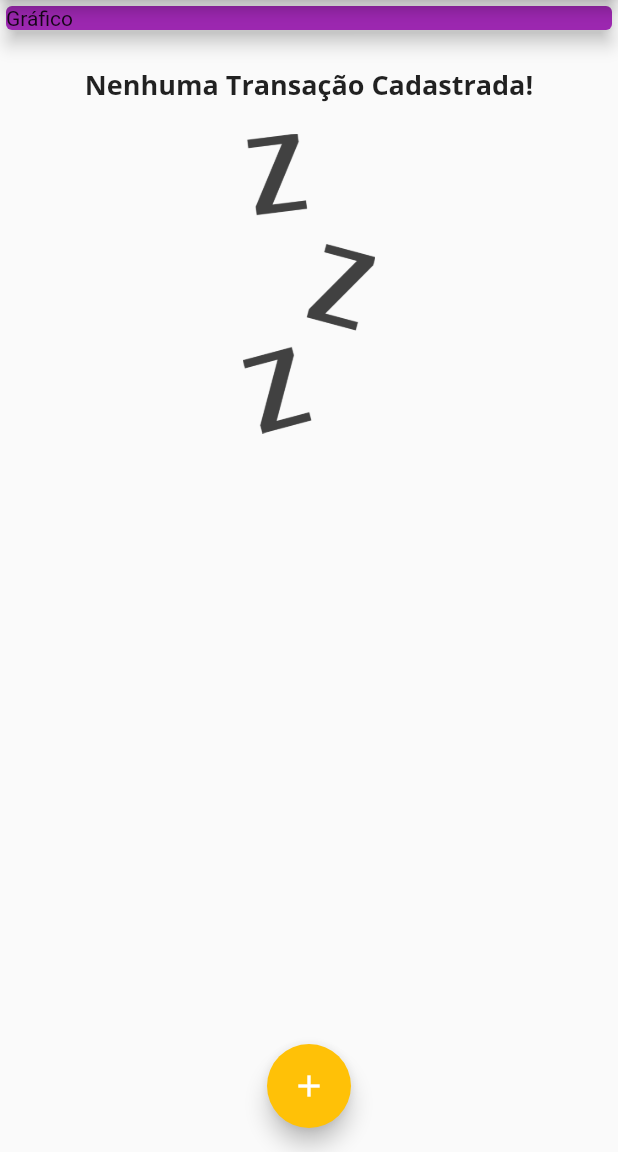
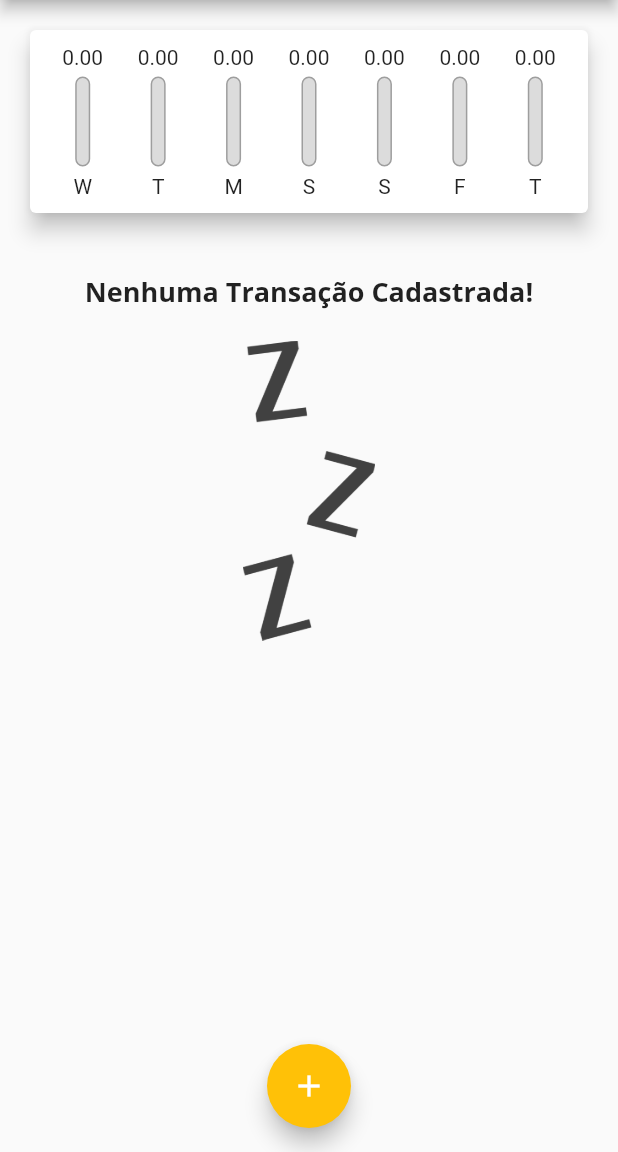
Before and after one commit to matheusbribeiro-dev/expenses, a Flutter app: the screen it shows after launch, on a phone screen of 412 x 824 dp, the part 84-1236 px from its top. Run offline on Flutter 3.47's test engine with Material 2 defaults, Android fonts, the phone set to English and light mode, and no system bars.

```diff
--- a/lib/components/chart.dart
+++ b/lib/components/chart.dart
@@ -1,3 +1,4 @@
+import 'package:expenses/components/chart_bar.dart';
 import 'package:flutter/material.dart';
 import '../models/transaction.dart';
 import 'package:intl/intl.dart';
@@ -8,7 +9,7 @@ class Chart extends StatelessWidget
 
   const Chart(this.recentTransaction,{Key? key}) : super(key: key);
 
-  List<Map<String, Object>> get groupedTransactions
+  List<Map<String, dynamic>> get groupedTransactions
   {
     return List.generate(7, (index) {
       final weekDay = DateTime.now().subtract(
@@ -27,13 +28,17 @@ class Chart extends StatelessWidget
         }
       }
 
-      print(DateFormat.E().format(weekDay)[0]);
-      print(totalSum);
-
       return {
         'day': DateFormat.E().format(weekDay)[0],
         'value': totalSum,
       };
+    });
+  }
+
+  double get _weekTotalValue
+  {
+    return groupedTransactions.fold(0.0, (previousValue, element) {
+      return previousValue + element['value'];
     });
   }
 
@@ -43,8 +48,21 @@ class Chart extends StatelessWidget
     return Card(
       elevation: 6,
       margin: const EdgeInsets.all(20),
-      child: Row(
-        children: [],
+      child: Padding(
+        padding: const EdgeInsets.all(10),
+        child: Row(
+          mainAxisAlignment: MainAxisAlignment.spaceAround,
+          children: groupedTransactions.map((e) {
+            return Flexible(
+              fit: FlexFit.tight,
+              child: ChartBar(
+                label: e['day'].toString(),
+                value: e['value'],
+                percentage: (e['value'] as double) / _weekTotalValue,
+              ),
+            );
+          }).toList(),
+        ),
       ),
     );
   }
--- /dev/null
+++ b/lib/components/chart_bar.dart
@@ -0,0 +1,53 @@
+import 'package:flutter/material.dart';
+
+class ChartBar extends StatelessWidget {
+  final String label;
+  final double value;
+  final double percentage;
+
+  const ChartBar({
+    required this.label,
+    required this.value,
+    required this.percentage,
+    Key? key
+  }): super(key: key);
+
+  @override
+  Widget build(BuildContext context) {
+    return Column(
+      children: <Widget>[
+        FittedBox(
+          child: Text(value.toStringAsFixed(2)),
+        ),
+        const SizedBox(height: 5),
+        Container(
+          height: 60,
+          width: 10,
+          child: Stack(
+            alignment: Alignment.bottomCenter,
+            children: <Widget>[
+              Container(
+                decoration: BoxDecoration(
+                  border: Border.all(color: Colors.grey, width: 1.0),
+                  color: const Color.fromRGBO(220, 220, 220, 1),
+                  borderRadius: BorderRadius.circular(5),
+                ),
+              ),
+              FractionallySizedBox(
+                heightFactor: percentage,
+                child: Container(
+                  decoration: BoxDecoration(
+                    color: Theme.of(context).colorScheme.primary,
+                    borderRadius: BorderRadius.circular(5),
+                  ),
+                ),
+              )
+            ],
+          ),
+        ),
+        const SizedBox(height: 5),
+        Text(label)
+      ],
+    );
+  }
+}
--- a/lib/main.dart
+++ b/lib/main.dart
@@ -1,3 +1,4 @@
+import 'package:expenses/components/chart.dart';
 import 'package:flutter/material.dart';
 
 import 'dart:math';
@@ -63,6 +64,15 @@ class _MyHomePageState extends State<MyHomePage> {
     ),*/
   ];
 
+  List<Transaction> get _recentTransactions
+  {
+    return _transactions.where((element) {
+      return element.date.isAfter(DateTime.now().subtract(
+        const Duration(days: 7),
+      ));
+    }).toList();
+  }
+
   _addTransaction(String title, double value)
   {
     final newTransaction = Transaction(
@@ -105,14 +115,7 @@ class _MyHomePageState extends State<MyHomePage> {
         child: Column(
           crossAxisAlignment: CrossAxisAlignment.stretch,
           children: <Widget>[
-            Container(
-              width: double.infinity,
-              child: const Card(
-                color: Colors.purple,
-                child: Text('Gráfico'),
-                elevation: 5,
-              ),
-            ),
+            Chart(_recentTransactions),
             TransactionList(_transactions),
           ],
         ),
```
Also changed, not shown: lib/components/transaction_list.dart (+20 -31 lines).
